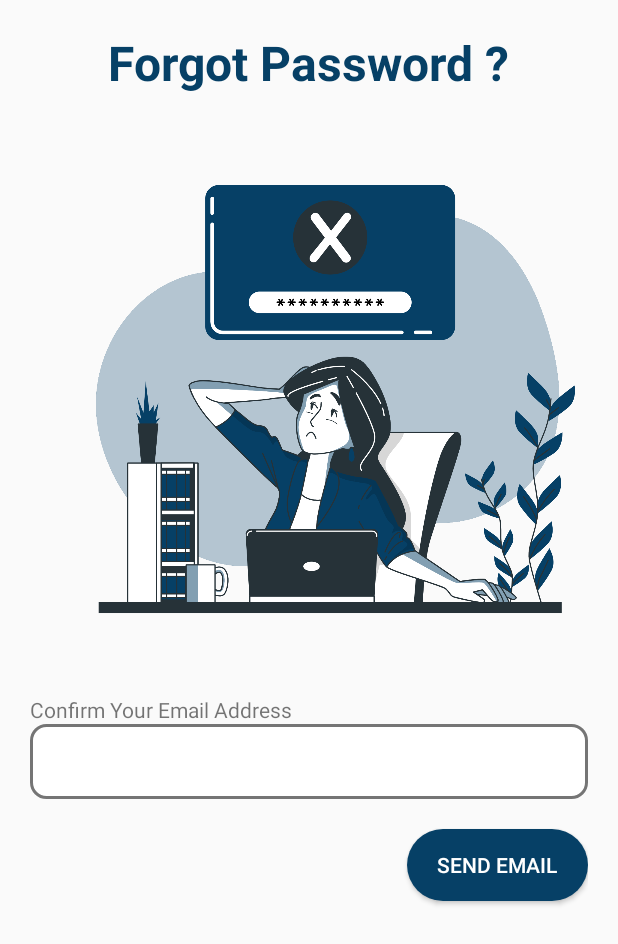
After one commit to HamzaRajput007/advocate_case_diary_admin_app, an Android app: the ForgotPassword screen opened directly, with no data from a screen before it, on a phone screen of 412 x 824 dp. The commit adds this screen. Shown: the top 944 px of the screen. Run offline under Robolectric (Android 15) with nearby library versions, the phone set to English and light mode, and no system bars; our stand-ins replace Firebase (no records; nobody signed in at launch, a user with empty details on screens opened directly).

Commit message:
Update number 3 : Cases Registered , Settings , ForgotPassword, and some other features are added

```diff
--- a/app/src/main/AndroidManifest.xml
+++ b/app/src/main/AndroidManifest.xml
@@ -9,7 +9,8 @@
         android:roundIcon="@mipmap/ic_launcher_round"
         android:supportsRtl="true"
         android:theme="@style/AppTheme">
-        <activity android:name=".Activities.InsertAdvocate"></activity>
+        <activity android:name=".Activities.ForgotPassword"></activity>
+        <activity android:name=".Activities.InsertAdvocate" />
         <activity android:name=".Activities.Home" />
         <activity android:name=".Activities.SignUp" />
         <activity android:name=".Activities.MainActivity">
--- /dev/null
+++ b/app/src/main/java/apps/webscare/advocatecasediaryadmin/Activities/ForgotPassword.java
@@ -0,0 +1,46 @@
+package apps.webscare.advocatecasediaryadmin.Activities;
+
+import androidx.annotation.NonNull;
+import androidx.appcompat.app.AppCompatActivity;
+import apps.webscare.advocatecasediaryadmin.R;
+
+import android.os.Bundle;
+import android.text.TextUtils;
+import android.view.View;
+import android.widget.Button;
+import android.widget.EditText;
+import android.widget.Toast;
+
+import com.google.android.gms.tasks.OnCompleteListener;
+import com.google.android.gms.tasks.Task;
+import com.google.firebase.auth.FirebaseAuth;
+
+public class ForgotPassword extends AppCompatActivity {
+    EditText forgotPasswordET ;
+    Button sendEmailBtn;
+
+    @Override
+    protected void onCreate(Bundle savedInstanceState) {
+        super.onCreate(savedInstanceState);
+        setContentView(R.layout.activity_forgot_password);
+
+        forgotPasswordET = findViewById(R.id.forgoatPasswordEditTextId);
+        sendEmailBtn = findViewById(R.id.sendEmailBtnId);
+        forgotPasswordET.setText(getIntent().getStringExtra("email"));
+        sendEmailBtn.setOnClickListener(new View.OnClickListener() {
+            @Override
+            public void onClick(View view) {
+                if (TextUtils.isEmpty(forgotPasswordET.getText().toString())){
+                    forgotPasswordET.setError("This is a required Field");
+                }else {
+                    FirebaseAuth.getInstance().sendPasswordResetEmail(forgotPasswordET.getText().toString()).addOnCompleteListener(new OnCompleteListener<Void>() {
+                        @Override
+                        public void onComplete(@NonNull Task<Void> task) {
+                            Toast.makeText(ForgotPassword.this, "We have sent a mail at " +getIntent().getStringExtra("email"), Toast.LENGTH_LONG).show();
+                        }
+                    });
+                }
+            }
+        });
+    }
+}
--- /dev/null
+++ b/app/src/main/res/layout/activity_forgot_password.xml
@@ -0,0 +1,51 @@
+<?xml version="1.0" encoding="utf-8"?>
+<LinearLayout xmlns:android="http://schemas.android.com/apk/res/android"
+    xmlns:app="http://schemas.android.com/apk/res-auto"
+    xmlns:tools="http://schemas.android.com/tools"
+    android:layout_width="match_parent"
+    android:layout_height="match_parent"
+    android:orientation="vertical"
+    android:padding="20dp"
+    tools:context=".Activities.ForgotPassword">
+
+    <TextView
+        android:layout_width="wrap_content"
+        android:layout_height="wrap_content"
+        android:text="Forgot Password ?"
+        android:textStyle="bold"
+        android:textColor="@color/colorPrimary"
+        android:textSize="32dp"
+        android:layout_gravity="center_horizontal"
+        />
+
+    <ImageView
+        android:layout_width="400dp"
+        android:layout_height="400dp"
+        android:src="@drawable/forgot_password_icon"/>
+
+    <TextView
+        android:layout_width="wrap_content"
+        android:layout_height="wrap_content"
+        android:text="Confirm Your Email Address"/>
+
+    <EditText
+        android:layout_width="match_parent"
+        android:layout_height="50dp"
+        android:id="@+id/forgoatPasswordEditTextId"
+        android:background="@drawable/edit_text_bg"
+        android:layout_marginBottom="20dp"
+        android:enabled="false"
+        android:paddingLeft="20dp"/>
+
+    <Button
+        android:layout_width="wrap_content"
+        android:layout_height="wrap_content"
+        android:text="Send Email"
+        android:textColor="@color/white"
+        android:paddingLeft="20dp"
+        android:paddingRight="20dp"
+        android:id="@+id/sendEmailBtnId"
+        android:background="@drawable/btn_bg"
+        android:layout_gravity="right"/>
+
+</LinearLayout>
```
Also changed, not shown: app/src/main/java/apps/webscare/advocatecasediaryadmin/Activities/Home.java (+44 -5 lines), app/src/main/java/apps/webscare/advocatecasediaryadmin/Activities/MainActivity.java (+14 -0 lines), app/src/main/res/layout/activity_main.xml (+9 -0 lines), app/src/main/res/drawable/forgot_password_icon.png (added).
